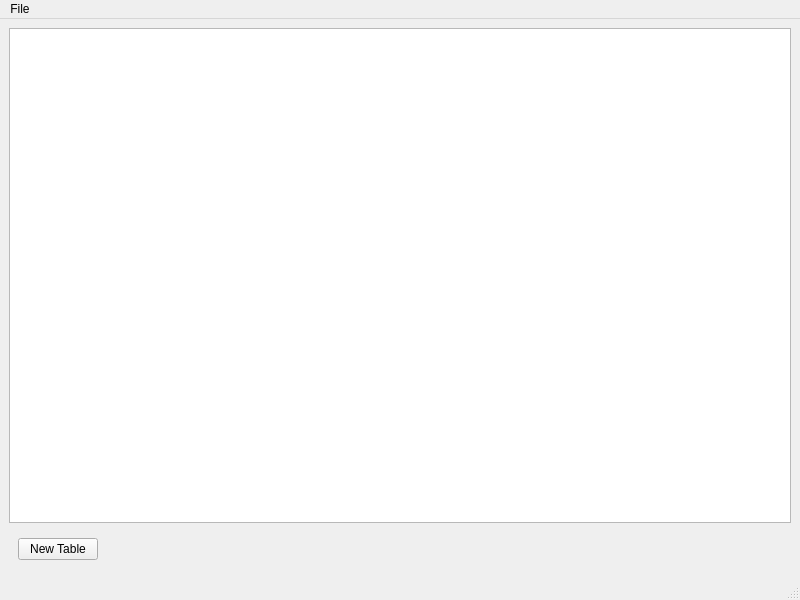
jplflyer/Persist, file PersistGUI/MainWindow.ui: the form before one commit.
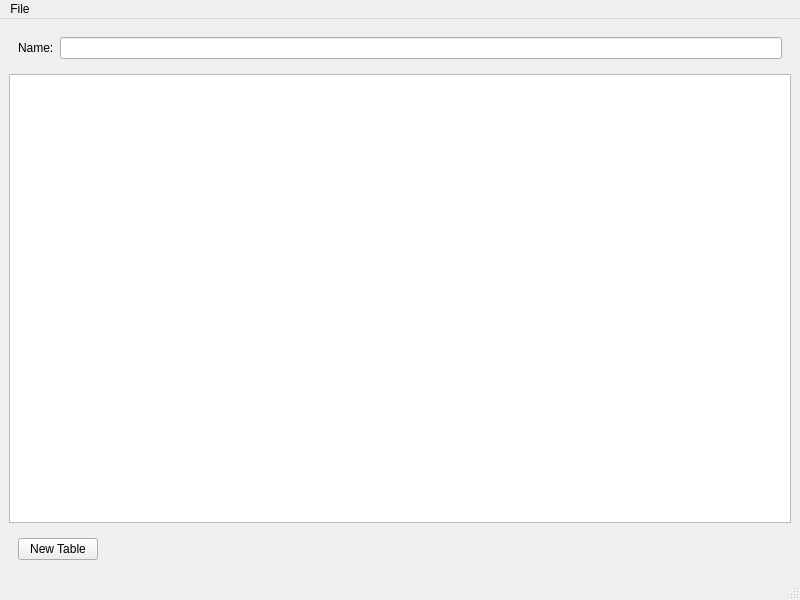
The form after the commit.

The edit to the form file:
```diff
--- a/PersistGUI/MainWindow.ui
+++ b/PersistGUI/MainWindow.ui
@@ -15,6 +15,22 @@
   </property>
   <widget class="QWidget" name="centralwidget">
    <layout class="QVBoxLayout" name="verticalLayout">
+    <item>
+     <widget class="QWidget" name="nameW" native="true">
+      <layout class="QHBoxLayout" name="horizontalLayout_2">
+       <item>
+        <widget class="QLabel" name="nameL">
+         <property name="text">
+          <string>Name:</string>
+         </property>
+        </widget>
+       </item>
+       <item>
+        <widget class="QLineEdit" name="nameTF"/>
+       </item>
+      </layout>
+     </widget>
+    </item>
     <item>
      <widget class="QTableWidget" name="tableWidget"/>
     </item>
```
